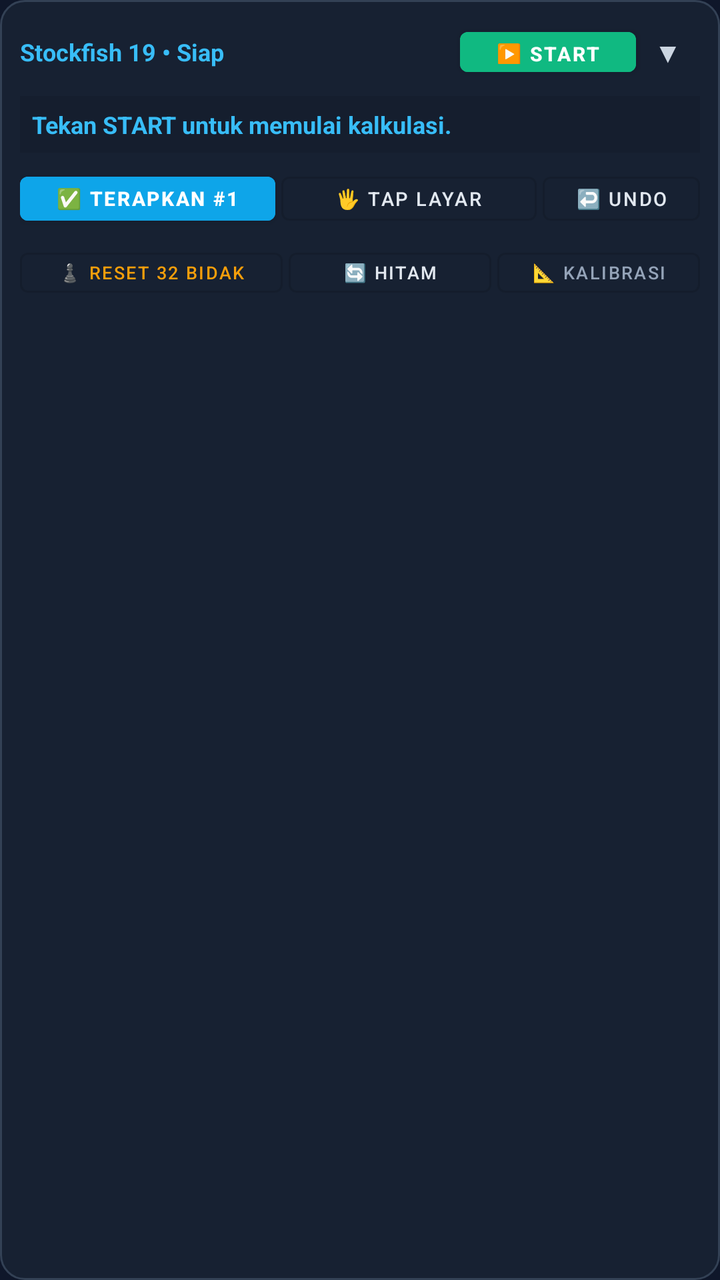
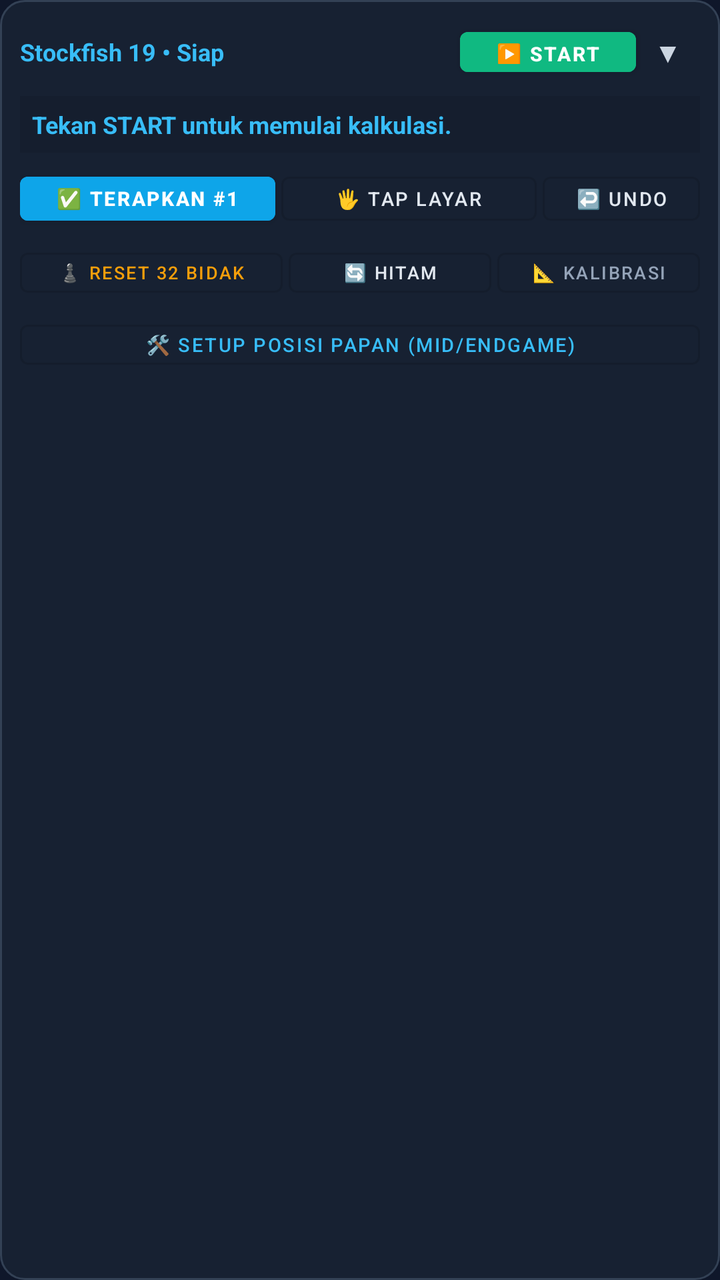

Screens rendered from an Android XML layout before and after an edit, with the pre-edit source and the edit as a unified diff.
<!-- AndroidManifest.xml: application theme Theme.ChessOverlay -->
<!-- res/layout/floating_analysis_panel.xml -->
<?xml version="1.0" encoding="utf-8"?>
<LinearLayout xmlns:android="http://schemas.android.com/apk/res/android"
    android:id="@+id/panelRoot"
    android:layout_width="320dp"
    android:layout_height="wrap_content"
    android:background="@drawable/bg_analysis_card"
    android:orientation="vertical"
    android:padding="10dp"
    android:elevation="14dp">

    
    <LinearLayout
        android:id="@+id/panelHeader"
        android:layout_width="match_parent"
        android:layout_height="wrap_content"
        android:gravity="center_vertical"
        android:orientation="horizontal">

        <TextView
            android:id="@+id/tvEngineTitle"
            android:layout_width="0dp"
            android:layout_height="wrap_content"
            android:layout_weight="1"
            android:text="Stockfish 19 • Siap"
            android:textColor="#38BDF8"
            android:textSize="12sp"
            android:textStyle="bold" />

        <Button
            android:id="@+id/btnToggleEngine"
            android:layout_width="wrap_content"
            android:layout_height="32dp"
            android:text="▶️ START"
            android:textSize="10sp"
            android:textStyle="bold"
            android:backgroundTint="#10B981"
            android:textColor="#FFFFFF"
            android:paddingHorizontal="8dp" />

        <TextView
            android:id="@+id/btnToggleMinimize"
            android:layout_width="32dp"
            android:layout_height="32dp"
            android:gravity="center"
            android:text="▼"
            android:textColor="#CBD5E1"
            android:textSize="14sp" />
    </LinearLayout>

    
    <LinearLayout
        android:id="@+id/panelContent"
        android:layout_width="match_parent"
        android:layout_height="wrap_content"
        android:orientation="vertical"
        android:layout_marginTop="6dp">

        
        <LinearLayout
            android:id="@+id/linesContainer"
            android:layout_width="match_parent"
            android:layout_height="wrap_content"
            android:background="#151E2E"
            android:padding="6dp"
            android:orientation="vertical">

            <TextView
                android:id="@+id/tvLine1"
                android:layout_width="match_parent"
                android:layout_height="wrap_content"
                android:text="Tekan START untuk memulai kalkulasi."
                android:textColor="#38BDF8"
                android:textSize="12sp"
                android:textStyle="bold" />

            <TextView
                android:id="@+id/tvLine2"
                android:layout_width="match_parent"
                android:layout_height="wrap_content"
                android:textColor="#94A3B8"
                android:textSize="11sp"
                android:visibility="gone" />

            <TextView
                android:id="@+id/tvLine3"
                android:layout_width="match_parent"
                android:layout_height="wrap_content"
                android:textColor="#94A3B8"
                android:textSize="11sp"
                android:visibility="gone" />

            <TextView
                android:id="@+id/tvLine4"
                android:layout_width="match_parent"
                android:layout_height="wrap_content"
                android:textColor="#94A3B8"
                android:textSize="11sp"
                android:visibility="gone" />

            <TextView
                android:id="@+id/tvLine5"
                android:layout_width="match_parent"
                android:layout_height="wrap_content"
                android:textColor="#94A3B8"
                android:textSize="11sp"
                android:visibility="gone" />
        </LinearLayout>

        
        <LinearLayout
            android:layout_width="match_parent"
            android:layout_height="wrap_content"
            android:layout_marginTop="6dp"
            android:orientation="horizontal">

            <Button
                android:id="@+id/btnApplyBestMove"
                android:layout_width="0dp"
                android:layout_height="34dp"
                android:layout_weight="1.3"
                android:text="✅ Terapkan #1"
                android:backgroundTint="#0EA5E9"
                android:textColor="#FFFFFF"
                android:textSize="10sp"
                android:textStyle="bold"
                android:padding="0dp"
                android:layout_marginEnd="3dp" />

            <Button
                android:id="@+id/btnInputManual"
                style="@style/Widget.MaterialComponents.Button.OutlinedButton"
                android:layout_width="0dp"
                android:layout_height="34dp"
                android:layout_weight="1.3"
                android:text="🖐️ Tap Layar"
                android:textColor="#E2E8F0"
                android:textSize="9.5sp"
                android:padding="0dp"
                android:layout_marginEnd="3dp" />

            <Button
                android:id="@+id/btnUndoMove"
                style="@style/Widget.MaterialComponents.Button.OutlinedButton"
                android:layout_width="0dp"
                android:layout_height="34dp"
                android:layout_weight="0.8"
                android:text="↩️ Undo"
                android:textColor="#E2E8F0"
                android:textSize="9.5sp"
                android:padding="0dp" />
        </LinearLayout>

        
        <LinearLayout
            android:layout_width="match_parent"
            android:layout_height="wrap_content"
            android:layout_marginTop="4dp"
            android:orientation="horizontal">

            <Button
                android:id="@+id/btnResetBoard"
                style="@style/Widget.MaterialComponents.Button.OutlinedButton"
                android:layout_width="0dp"
                android:layout_height="32dp"
                android:layout_weight="1.3"
                android:text="♟️ Reset 32 Bidak"
                android:textColor="#F59E0B"
                android:textSize="9sp"
                android:padding="0dp"
                android:layout_marginEnd="3dp" />

            <Button
                android:id="@+id/btnFlipBoard"
                style="@style/Widget.MaterialComponents.Button.OutlinedButton"
                android:layout_width="0dp"
                android:layout_height="32dp"
                android:layout_weight="1"
                android:text="🔄 Hitam"
                android:textColor="#E2E8F0"
                android:textSize="9sp"
                android:padding="0dp"
                android:layout_marginEnd="3dp" />

            <Button
                android:id="@+id/btnToggleCalibrate"
                style="@style/Widget.MaterialComponents.Button.OutlinedButton"
                android:layout_width="0dp"
                android:layout_height="32dp"
                android:layout_weight="1"
                android:text="📐 Kalibrasi"
                android:textColor="#94A3B8"
                android:textSize="9sp"
                android:padding="0dp" />
        </LinearLayout>

        
        <LinearLayout
            android:id="@+id/calibrationPanel"
            android:layout_width="match_parent"
            android:layout_height="wrap_content"
            android:orientation="horizontal"
            android:gravity="center_vertical"
            android:layout_marginTop="4dp"
            android:background="#1E293B"
            android:padding="4dp"
            android:visibility="gone">

            <TextView
                android:layout_width="wrap_content"
                android:layout_height="wrap_content"
                android:text="Atur Papan: "
                android:textColor="#94A3B8"
                android:textSize="10sp"
                android:layout_marginEnd="4dp" />

            <Button
                android:id="@+id/btnMoveUp"
                android:layout_width="34dp"
                android:layout_height="30dp"
                android:text="⬆️"
                android:textSize="10sp"
                android:padding="0dp"
                android:layout_marginEnd="2dp" />

            <Button
                android:id="@+id/btnMoveDown"
                android:layout_width="34dp"
                android:layout_height="30dp"
                android:text="⬇️"
                android:textSize="10sp"
                android:padding="0dp"
                android:layout_marginEnd="4dp" />

            <Button
                android:id="@+id/btnScalePlus"
                android:layout_width="34dp"
                android:layout_height="30dp"
                android:text="➕"
                android:textSize="10sp"
                android:padding="0dp"
                android:layout_marginEnd="2dp" />

            <Button
                android:id="@+id/btnScaleMinus"
                android:layout_width="34dp"
                android:layout_height="30dp"
                android:text="➖"
                android:textSize="10sp"
                android:padding="0dp" />
        </LinearLayout>
    </LinearLayout>

</LinearLayout>
<!-- resources referenced by this layout -->
<resources>
  <!-- drawable bg_analysis_card (drawable) -->
  <?xml version="1.0" encoding="utf-8"?>
  <shape xmlns:android="http://schemas.android.com/apk/res/android">
      <solid android:color="#F0182234" /> 
      <corners android:radius="12dp" />
      <stroke
          android:width="1dp"
          android:color="#334155" />
  </shape>
  <style name="Theme.ChessOverlay" parent="Theme.MaterialComponents.DayNight.NoActionBar">
          <item name="colorPrimary">@color/primary</item>
          <item name="colorPrimaryVariant">@color/primary_variant</item>
          <item name="colorSecondary">@color/accent</item>
          <item name="android:statusBarColor">@color/primary_variant</item>
          <item name="android:windowBackground">@color/background</item>
      </style>
  <color name="primary">#1E293B</color>
  <color name="primary_variant">#0F172A</color>
  <color name="accent">#10B981</color>
  <color name="background">#0F172A</color>
</resources>

<!-- the commit's change to res/layout/floating_analysis_panel.xml (unified diff, before → after) -->
@@ -194,6 +194,216 @@
         </LinearLayout>
 
         
+        <Button
+            android:id="@+id/btnToggleSetup"
+            style="@style/Widget.MaterialComponents.Button.OutlinedButton"
+            android:layout_width="match_parent"
+            android:layout_height="32dp"
+            android:layout_marginTop="4dp"
+            android:text="🛠️ Setup Posisi Papan (Mid/Endgame)"
+            android:textColor="#38BDF8"
+            android:textSize="9.5sp"
+            android:padding="0dp" />
+
+        
+        <LinearLayout
+            android:id="@+id/setupPanel"
+            android:layout_width="match_parent"
+            android:layout_height="wrap_content"
+            android:orientation="vertical"
+            android:background="#151E2E"
+            android:padding="6dp"
+            android:layout_marginTop="4dp"
+            android:visibility="gone">
+
+            
+            <LinearLayout
+                android:layout_width="match_parent"
+                android:layout_height="wrap_content"
+                android:orientation="horizontal">
+
+                <Button
+                    android:id="@+id/btnSetupClear"
+                    style="@style/Widget.MaterialComponents.Button.OutlinedButton"
+                    android:layout_width="0dp"
+                    android:layout_height="30dp"
+                    android:layout_weight="1"
+                    android:text="🗑️ Kosong"
+                    android:textColor="#EF4444"
+                    android:textSize="8.5sp"
+                    android:padding="0dp"
+                    android:layout_marginEnd="2dp" />
+
+                <Button
+                    android:id="@+id/btnSetupDefault32"
+                    style="@style/Widget.MaterialComponents.Button.OutlinedButton"
+                    android:layout_width="0dp"
+                    android:layout_height="30dp"
+                    android:layout_weight="1"
+                    android:text="♟️ 32 Bidak"
+                    android:textColor="#F59E0B"
+                    android:textSize="8.5sp"
+                    android:padding="0dp"
+                    android:layout_marginEnd="2dp" />
+
+                <Button
+                    android:id="@+id/btnSetupTurn"
+                    style="@style/Widget.MaterialComponents.Button.OutlinedButton"
+                    android:layout_width="0dp"
+                    android:layout_height="30dp"
+                    android:layout_weight="1.2"
+                    android:text="Giliran: Hitam"
+                    android:textColor="#E2E8F0"
+                    android:textSize="8.5sp"
+                    android:padding="0dp" />
+            </LinearLayout>
+
+            
+            <com.chess.overlay.core.overlay.SetupBoardView
+                android:id="@+id/setupBoardView"
+                android:layout_width="190dp"
+                android:layout_height="190dp"
+                android:layout_gravity="center_horizontal"
+                android:layout_marginTop="6dp"
+                android:layout_marginBottom="6dp" />
+
+            
+            <LinearLayout
+                android:layout_width="match_parent"
+                android:layout_height="wrap_content"
+                android:orientation="horizontal"
+                android:gravity="center">
+
+                <Button
+                    android:id="@+id/btnToolMove"
+                    android:layout_width="0dp"
+                    android:layout_height="28dp"
+                    android:layout_weight="1.2"
+                    android:text="🖐️ Pindah"
+                    android:backgroundTint="#0284C7"
+                    android:textColor="#FFFFFF"
+                    android:textSize="8sp"
+                    android:padding="0dp"
+                    android:layout_marginEnd="2dp" />
+
+                <Button
+                    android:id="@+id/btnToolPawn"
+                    style="@style/Widget.MaterialComponents.Button.OutlinedButton"
+                    android:layout_width="0dp"
+                    android:layout_height="28dp"
+                    android:layout_weight="0.8"
+                    android:text="♙"
+                    android:textColor="#FFFFFF"
+                    android:textSize="12sp"
+                    android:padding="0dp"
+                    android:layout_marginEnd="2dp" />
+
+                <Button
+                    android:id="@+id/btnToolKnight"
+                    style="@style/Widget.MaterialComponents.Button.OutlinedButton"
+                    android:layout_width="0dp"
+                    android:layout_height="28dp"
+                    android:layout_weight="0.8"
+                    android:text="♘"
+                    android:textColor="#FFFFFF"
+                    android:textSize="12sp"
+                    android:padding="0dp"
+                    android:layout_marginEnd="2dp" />
+
+                <Button
+                    android:id="@+id/btnToolBishop"
+                    style="@style/Widget.MaterialComponents.Button.OutlinedButton"
+                    android:layout_width="0dp"
+                    android:layout_height="28dp"
+                    android:layout_weight="0.8"
+                    android:text="♗"
+                    android:textColor="#FFFFFF"
+                    android:textSize="12sp"
+                    android:padding="0dp"
+                    android:layout_marginEnd="2dp" />
+
+                <Button
+                    android:id="@+id/btnToolRook"
+                    style="@style/Widget.MaterialComponents.Button.OutlinedButton"
+                    android:layout_width="0dp"
+                    android:layout_height="28dp"
+                    android:layout_weight="0.8"
+                    android:text="♖"
+                    android:textColor="#FFFFFF"
+                    android:textSize="12sp"
+                    android:padding="0dp"
+                    android:layout_marginEnd="2dp" />
+
+                <Button
+                    android:id="@+id/btnToolQueen"
+                    style="@style/Widget.MaterialComponents.Button.OutlinedButton"
+                    android:layout_width="0dp"
+                    android:layout_height="28dp"
+                    android:layout_weight="0.8"
+                    android:text="♕"
+                    android:textColor="#FFFFFF"
+                    android:textSize="12sp"
+                    android:padding="0dp"
+                    android:layout_marginEnd="2dp" />
+
+                <Button
+                    android:id="@+id/btnToolKing"
+                    style="@style/Widget.MaterialComponents.Button.OutlinedButton"
+                    android:layout_width="0dp"
+                    android:layout_height="28dp"
+                    android:layout_weight="0.8"
+                    android:text="♔"
+                    android:textColor="#FFFFFF"
+                    android:textSize="12sp"
+                    android:padding="0dp"
+                    android:layout_marginEnd="2dp" />
+
+                <Button
+                    android:id="@+id/btnToolDelete"
+                    style="@style/Widget.MaterialComponents.Button.OutlinedButton"
+                    android:layout_width="0dp"
+                    android:layout_height="28dp"
+                    android:layout_weight="0.8"
+                    android:text="❌"
+                    android:textColor="#EF4444"
+                    android:textSize="9sp"
+                    android:padding="0dp" />
+            </LinearLayout>
+
+            
+            <LinearLayout
+                android:layout_width="match_parent"
+                android:layout_height="wrap_content"
+                android:layout_marginTop="4dp"
+                android:orientation="horizontal">
+
+                <Button
+                    android:id="@+id/btnPieceColorToggle"
+                    style="@style/Widget.MaterialComponents.Button.OutlinedButton"
+                    android:layout_width="0dp"
+                    android:layout_height="28dp"
+                    android:layout_weight="1"
+                    android:text="Warna Bidak: ⚪ Putih"
+                    android:textColor="#E2E8F0"
+                    android:textSize="8.5sp"
+                    android:padding="0dp" />
+            </LinearLayout>
+
+            
+            <Button
+                android:id="@+id/btnFinishSetup"
+                android:layout_width="match_parent"
+                android:layout_height="34dp"
+                android:layout_marginTop="6dp"
+                android:text="🚀 Selesai &amp; Hitung Posisi Ini"
+                android:backgroundTint="#059669"
+                android:textColor="#FFFFFF"
+                android:textSize="10sp"
+                android:textStyle="bold"
+                android:padding="0dp" />
+        </LinearLayout>
+
+        
         <LinearLayout
             android:id="@+id/calibrationPanel"
             android:layout_width="match_parent"
